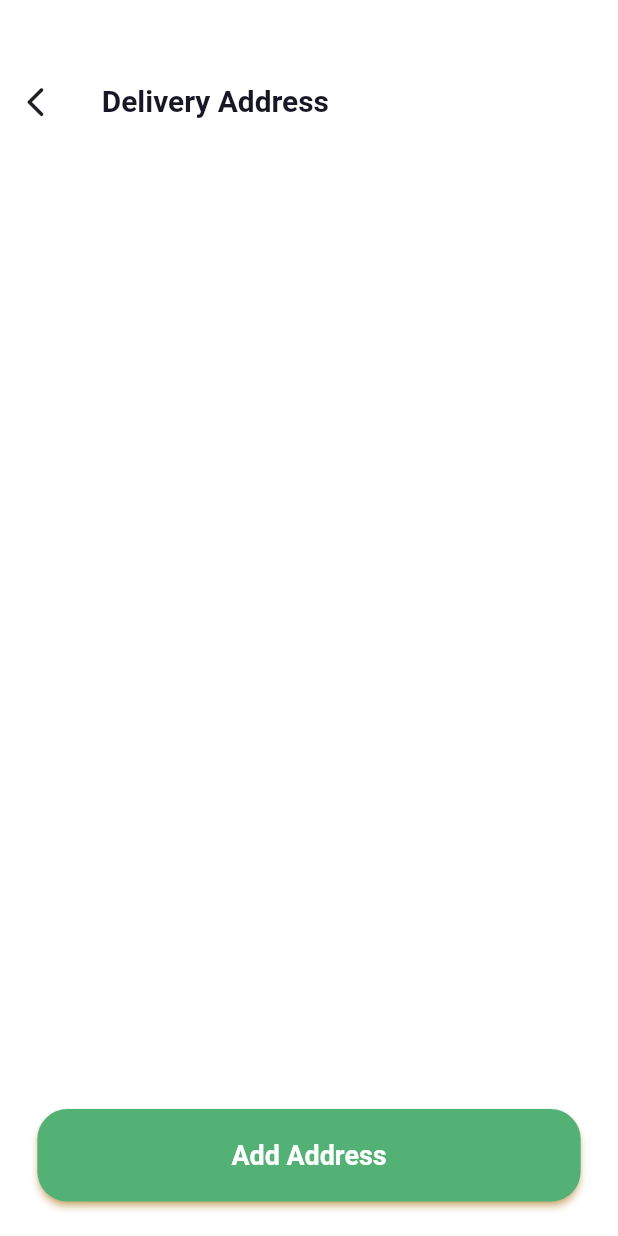
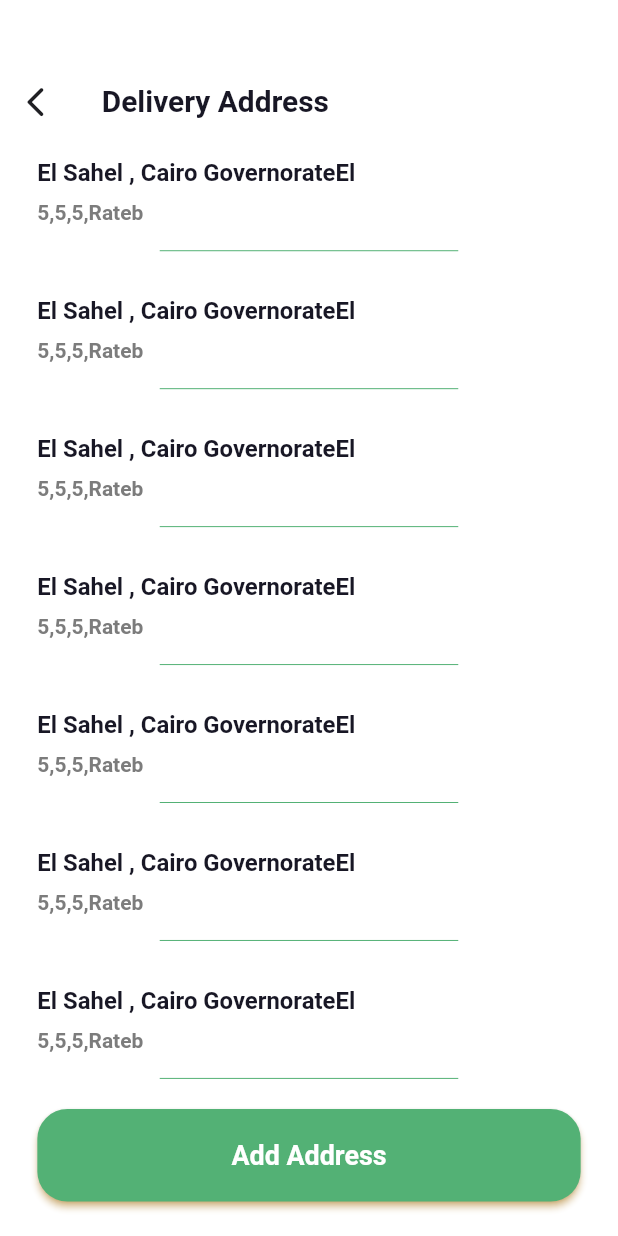
Before and after one commit to Mina329/nectar, a Flutter app: the DeliveryAddressViewBody screen opened directly, on a phone screen of 412 x 824 dp. Run offline on Flutter 3.47's test engine with Material 2 defaults, Android fonts, the light colour scheme and no system bars; our stand-ins replace device_preview, dots_indicator, easy_localization, expandable, flutter_bloc, flutter_phoenix and 11 more; accounts and stored records are empty; Roboto replaces fonts that are missing (assets/fonts/Gilroy-Bold.ttf, assets/fonts/Gilroy-SemiBold.ttf).

Commit message:
add delivery addresses screen

```diff
--- /dev/null
+++ b/lib/features/delivery_address/presentation/view/widgets/delivery_address_item.dart
@@ -0,0 +1,47 @@
+import 'package:flutter/material.dart';
+import 'package:flutter_screenutil/flutter_screenutil.dart';
+
+class DeliveryAddressItem extends StatelessWidget {
+  const DeliveryAddressItem({super.key, required this.onTap});
+
+  final VoidCallback onTap;
+  @override
+  Widget build(BuildContext context) {
+    return GestureDetector(
+      onTap: onTap,
+      child: SizedBox(
+    height: 100.h,
+    child: Column(
+      crossAxisAlignment: CrossAxisAlignment.stretch,
+      children: [
+        SizedBox(
+          height: 10.h,
+        ),
+        Text(
+          "El Sahel , Cairo GovernorateEl",
+          overflow: TextOverflow.ellipsis,
+          style: Theme.of(context).textTheme.labelMedium,
+        ),
+        SizedBox(
+          height: 10.h,
+        ),
+        Text(
+          "5,5,5,Rateb",
+          overflow: TextOverflow.ellipsis,
+          style: Theme.of(context).textTheme.bodySmall,
+        ),
+        SizedBox(
+          height: 10.h,
+        ),
+        Center(
+          child: SizedBox(
+            width: 200.w,
+            child: const Divider(),
+          ),
+        )
+      ],
+    ),
+      ),
+    );
+  }
+}
--- a/lib/features/delivery_address/presentation/view/widgets/delivery_address_view_body.dart
+++ b/lib/features/delivery_address/presentation/view/widgets/delivery_address_view_body.dart
@@ -10,6 +10,7 @@ import 'package:nectar/core/widgets/custom_loading_indicator.dart';
 import 'package:nectar/features/delivery_address/presentation/view_model/location_cubit/location_cubit.dart';
 import '../../../../../core/utils/strings_manager.dart';
 import '../../../../account/presentation/view/widgets/custom_account_list_items_app_bar.dart';
+import 'delivery_address_list_view.dart';
 
 class DeliveryAddressViewBody extends StatelessWidget {
   const DeliveryAddressViewBody({super.key});
@@ -22,10 +23,15 @@ class DeliveryAddressViewBody extends StatelessWidget {
           CustomAccountListItemsAppBar(
             title: StringsManager.deliveryAddress.tr(),
           ),
-          const Expanded(
-            child: CustomScrollView(
-              physics: BouncingScrollPhysics(),
-              slivers: [],
+          Expanded(
+            child: Padding(
+              padding: EdgeInsets.symmetric(horizontal: 25.w),
+              child: const CustomScrollView(
+                physics: BouncingScrollPhysics(),
+                slivers: [
+                  DeliveryAddressListView(),
+                ],
+              ),
             ),
           ),
           Padding(
```
Also changed, not shown: lib/features/delivery_address/presentation/view/widgets/address_confirm_view_body.dart (+24 -5 lines), lib/features/delivery_address/presentation/view/widgets/delivery_address_list_view.dart (added, +18 -0 lines), lib/features/delivery_address/presentation/view/widgets/google_map_thumbnail.dart (+8 -8 lines).
